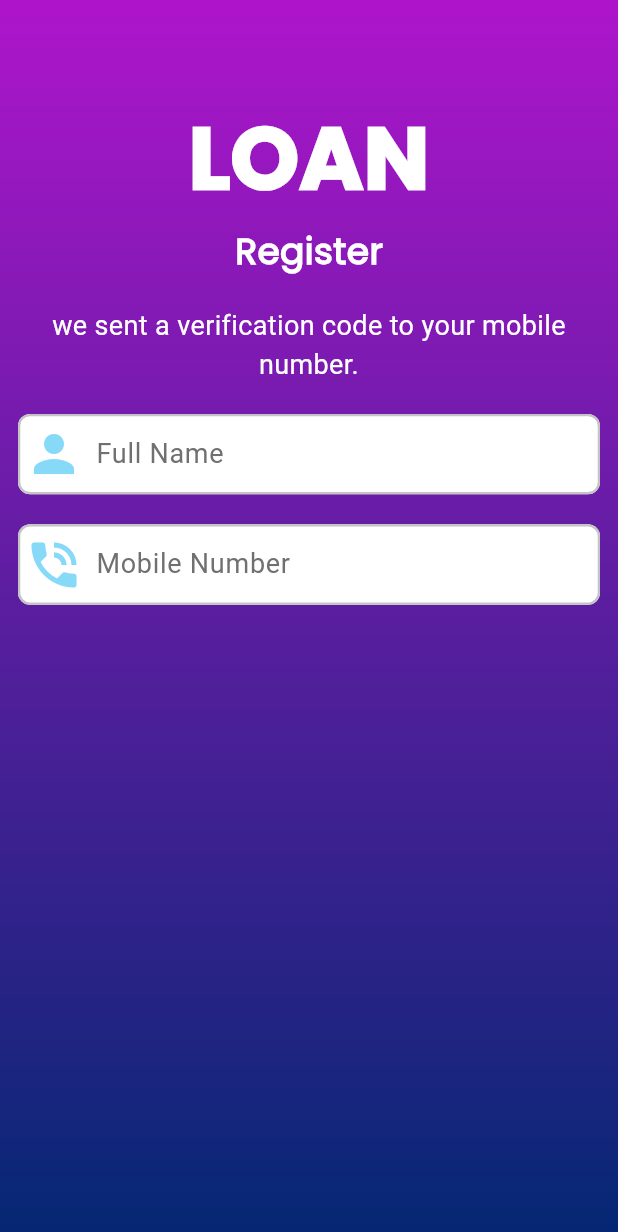
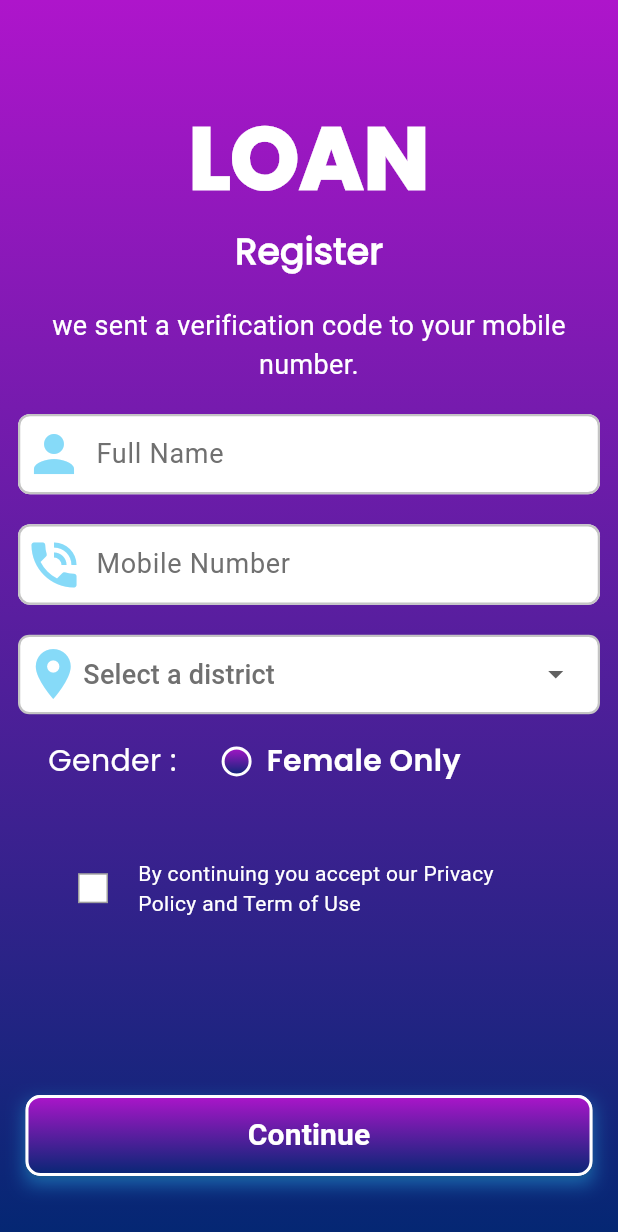
Before and after one commit to shahidulislam-dev/NGO_App, a Flutter app: the RegistrationScreen screen opened directly, on a phone screen of 412 x 824 dp. Shown: the top 1232 px of the screen. Run offline on Flutter 3.47's test engine with Material 3 defaults, Android fonts, the phone set to English and light mode, and no system bars; drawn by our look-alikes of dropdown_button2; our stand-ins replace animated_custom_dropdown, cloud_firestore, firebase_auth, firebase_core, get, google_sign_in and 1 more; accounts and stored records are empty.

Commit message:
"Second Day Development"

```diff
--- a/ngo_app/lib/const/strings.dart
+++ b/ngo_app/lib/const/strings.dart
@@ -5,7 +5,7 @@ const appName = "NGO Loan",
     nameHint = "Full Name",
     mobileHint = "Mobile Number",
     districtHint = "District",
-    gender = "Gender",
+    gender = "Gender :",
     female = "Female Only",
-    policy = "By continuing you accept our Privacy Policy and Term of Use",
+    policy = "By continuing you accept our Privacy \nPolicy and Term of Use",
     continueBtn = "Continue";
--- a/ngo_app/lib/models/districts.dart
+++ b/ngo_app/lib/models/districts.dart
@@ -1,17 +1,28 @@
-class Districts {
-  List<District> districts;
+import 'dart:convert';
 
-  Districts({
+DistrictsModel districtsModelFromJson(String str) => DistrictsModel.fromJson(json.decode(str));
+
+class DistrictsModel {
+  DistrictsModel({
     required this.districts,
   });
 
+  List<Districts> districts;
+
+  factory DistrictsModel.fromJson(Map<String, dynamic> json) => DistrictsModel(
+    districts: List<Districts>.from(json["districts"].map((x) => Districts.fromJson(x))),
+  );
 }
 
-class District {
-  String name;
-
-  District({
+class Districts {
+  Districts({
     required this.name,
   });
 
+  String name;
+
+
+  factory Districts.fromJson(Map<String, dynamic> json) => Districts(
+    name: json["name"],
+  );
 }
--- a/ngo_app/lib/social_media_auth/google_auth.dart
+++ b/ngo_app/lib/social_media_auth/google_auth.dart
@@ -205,7 +205,7 @@ class _SignInDemoState extends State<SignInDemo> {
       );
     } else {
       // The user is NOT Authenticated
-      return Column(
+      return const Column(
         mainAxisAlignment: MainAxisAlignment.spaceAround,
         children: <Widget>[
           Text('You are not currently signed in.'),
--- a/ngo_app/lib/views/auth_screen/registration_screen.dart
+++ b/ngo_app/lib/views/auth_screen/registration_screen.dart
@@ -1,21 +1,33 @@
 import 'package:ngo_app/const/const.dart';
 import 'package:ngo_app/const/styles.dart';
 import 'package:ngo_app/widgets_common/bg_widget.dart';
+import 'package:ngo_app/widgets_common/custom_button.dart';
+import 'package:ngo_app/widgets_common/custom_checkbox.dart';
+import 'package:ngo_app/widgets_common/custom_dropdown.dart';
 import 'package:ngo_app/widgets_common/custom_textfield.dart';
 
-class RegistrationScreen extends StatelessWidget {
+class RegistrationScreen extends StatefulWidget {
   const RegistrationScreen({super.key});
 
   @override
+  State<RegistrationScreen> createState() => _RegistrationScreenState();
+}
+
+class _RegistrationScreenState extends State<RegistrationScreen> {
+  TextEditingController nameController = TextEditingController();
+  bool? isSelected = true;
+  @override
   Widget build(BuildContext context) {
-    TextEditingController nameController = TextEditingController();
+
     return Scaffold(
+      resizeToAvoidBottomInset: false,
       body: bgWidget(
         child: Padding(
           padding: const EdgeInsets.only(top: 100.0, left: 12, right: 12),
-          child: Column(
+          child: Stack(
             children: [
-
+              Column(
+                children: [
                   Center(child: loan.text.size(58).fontFamily(bold).fontWeight(FontWeight.w900).lineHeight(10.5/58).color(white).make()),
                   40.heightBox,
                   register.text.size(24).fontFamily(regular).fontWeight(FontWeight.w600).color(white).make(),
@@ -25,8 +37,32 @@ class RegistrationScreen extends StatelessWidget {
                   CustomTextfield(controller: nameController, hintText: nameHint, prefixIcon: const Icon(Icons.person, color: iconColor,size: 40),),
                   20.heightBox,
                   CustomTextfield(controller: nameController, hintText: mobileHint, prefixIcon: const Icon(Icons.phone_in_talk, color: iconColor,size: 40),),
-
+                  20.heightBox,
+                  const CustomDropdowns(),
+                  17.heightBox,
+                  Padding(
+                    padding: const EdgeInsets.only(left: 20),
+                    child: Row(
+                      crossAxisAlignment: CrossAxisAlignment.center,
+                      children: [
+                        Align(alignment: Alignment.centerLeft,child: gender.text.white.fontFamily(regular).size(20).make()),
+                        30.widthBox,
+                        Container(height: 20, width: 20, decoration: BoxDecoration(
+                            borderRadius: BorderRadius.circular(50),
+                            gradient: gradientBackground,
+                            border: Border.all(color: white, width: 2)
+                        ),),
+                        10.widthBox,
+                        female.text.white.fontFamily(semibold).size(20).make()
                       ],
+                    ),
+                  ),
+                  50.heightBox,
+                  const CustomCheckbox(),
+                ],
+              ),
+              customButton(onPressed: (){}, text: "Continue")
+            ]
           ),
         )
       ),
--- /dev/null
+++ b/ngo_app/lib/widgets_common/custom_button.dart
@@ -0,0 +1,45 @@
+import 'package:ngo_app/const/const.dart';
+
+Widget customButton({onPressed, text}){
+  return Positioned(
+    bottom: 40,
+    left: 5,
+    right: 5,
+    child: Container(
+      decoration: BoxDecoration(boxShadow: [
+        BoxShadow(
+          color: const Color(0xFF2083C3).withOpacity(0.8),
+          offset: const Offset(0, 5),
+          blurRadius: 10,
+        ),
+      ],),
+      child: ElevatedButton(
+
+        onPressed: onPressed,
+        style: ElevatedButton.styleFrom(
+          padding: const EdgeInsets.all(0),
+          shape: RoundedRectangleBorder(
+            borderRadius: BorderRadius.circular(10),
+          ),
+          shadowColor: const Color(0xFF2083C3).withOpacity(0.8),
+        ),
+        child: Ink(
+          decoration: BoxDecoration(
+            gradient: gradientBackground,
+            borderRadius: BorderRadius.circular(10),
+            border: Border.all(
+              color: Colors.white,
+              width: 2,
+            ),
+
+          ),
+          child: Container(
+            height: 50,
+            alignment: Alignment.center,
+            child: "$text".text.white.size(20).bold.make(),
+        ),
+      ),
+        ),
+    ),
+  );
+}
--- /dev/null
+++ b/ngo_app/lib/widgets_common/custom_checkbox.dart
@@ -0,0 +1,54 @@
+import 'package:ngo_app/const/const.dart';
+
+class CustomCheckbox extends StatefulWidget {
+  const CustomCheckbox({super.key});
+
+  @override
+  State<CustomCheckbox> createState() => _CustomCheckboxState();
+}
+
+class _CustomCheckboxState extends State<CustomCheckbox> {
+  bool isSelected = false; // Manage state internally
+
+  @override
+  Widget build(BuildContext context) {
+    return Padding(
+      padding: const EdgeInsets.only(left: 40, right: 40),
+      child: Row(
+
+        children: [
+          Container(
+            width: 20,
+            height: 20,
+            decoration: BoxDecoration(
+              color: isSelected ? null : Colors.white,
+              gradient: isSelected
+                  ? const LinearGradient(
+                colors: [Colors.purple, Colors.blue],
+                begin: Alignment.topLeft,
+                end: Alignment.bottomRight,
+              )
+                  : null,
+              border: Border.all(color: Colors.grey, width: 1),
+            ),
+            child: Center(
+              child: Checkbox(
+                side: const BorderSide(color: Colors.transparent),
+                activeColor: Colors.transparent,
+                checkColor: Colors.white,
+                value: isSelected,
+                onChanged: (value) {
+                  setState(() {
+                    isSelected = value!;
+                  });
+                },
+              ),
+            ),
+          ),
+          20.widthBox,
+          policy.text.white.align(TextAlign.left).make()
+        ],
+      ),
+    );
+  }
+}
--- /dev/null
+++ b/ngo_app/lib/widgets_common/custom_dropdown.dart
@@ -0,0 +1,146 @@
+import 'package:dropdown_button2/dropdown_button2.dart';
+import 'package:flutter/material.dart';
+import 'package:flutter/services.dart';
+import 'package:get/get.dart';
+import 'package:ngo_app/const/colors.dart';
+import '../models/districts.dart';
+import 'package:velocity_x/velocity_x.dart'; // For text styling
+
+class CustomDropdowns extends StatefulWidget {
+  const CustomDropdowns({super.key});
+
+  @override
+  State<CustomDropdowns> createState() => _CustomDropdownState();
+}
+
+class _CustomDropdownState extends State<CustomDropdowns> {
+  final districtsList = <String>[].obs;
+  final dropValue = ''.obs;
+  final TextEditingController textEditingController = TextEditingController();
+
+  // Load districts from JSON file
+  Future<void> getDistricts() async {
+      var data = await rootBundle.loadString("lib/models/districts.json");
+      var jsonData = districtsModelFromJson(data); // Ensure this is correct
+      var districtNames = jsonData.districts.map((e) => e.name).toList();
+      districtsList.assignAll(districtNames);
+
+  }
+
+  @override
+  void initState() {
+    super.initState();
+    getDistricts(); // Load districts in initState
+  }
+
+  @override
+  void dispose() {
+    textEditingController.dispose();
+    super.dispose();
+  }
+
+  @override
+  Widget build(BuildContext context) {
+    return Obx(() {
+      return Container(
+        padding: const EdgeInsets.only(left: 2.0),
+        decoration: const BoxDecoration(
+          color: Colors.transparent,
+        ),
+        child: Row(
+          children: [
+            const Icon(Icons.location_on, color: iconColor, size: 40), // Icon on the left
+            Expanded(
+              child: DropdownButtonHideUnderline(
+                child: DropdownButton2<String>(
+                  isExpanded: true,
+                  hint: const Text(
+                    'Select a district',
+                    style: TextStyle(
+                      fontSize: 18,
+                      color: darkGrey,
+                    ),
+                  ),
+
+                  items: districtsList
+                      .map((item) => DropdownMenuItem(
+                    value: item,
+                    child: Text(
+                      item,
+                      style: const TextStyle(
+                        fontSize: 18,
+                        color: darkGrey
+                      ),
+                    ),
+                  ))
+                      .toList(),
+                  value: dropValue.value.isNotEmpty ? dropValue.value : null,
+                  onChanged: (value) {
+                    setState(() {
+                      dropValue.value = value!;
+                    });
+                  },
+                  buttonStyleData: const ButtonStyleData(
+                    padding: EdgeInsets.only(right: 16),
+                    height: 50, // Adjusted height
+                    width: 200,
+                  ),
+                  dropdownStyleData:const DropdownStyleData(
+                    maxHeight: 250,
+                    decoration: BoxDecoration(
+                      color: white,
+                      borderRadius: BorderRadius.only(
+                        bottomLeft: Radius.circular(15.0),
+                        bottomRight: Radius.circular(15.0),
+                      ),
+                    )
+                  ),
+                  menuItemStyleData: const MenuItemStyleData(
+                    height: 40,
+                  ),
+                  dropdownSearchData: DropdownSearchData(
+                    searchController: textEditingController,
+                    searchInnerWidgetHeight: 50,
+                    searchInnerWidget: Container(
+                      height: 50,
+                      padding: const EdgeInsets.only(
+                        top: 8,
+                        bottom: 4,
+                        right: 8,
+                        left: 8,
+                      ),
+                      child: TextFormField(
+                        controller: textEditingController,
+                        decoration: InputDecoration(
+                          isDense: true,
+                          contentPadding: const EdgeInsets.symmetric(
+                            horizontal: 10,
+                            vertical: 8,
+                          ),
+                          hintText: 'Search for a district...',
+                          hintStyle: const TextStyle(fontSize: 16),
+                          border: OutlineInputBorder(
+                            borderRadius: BorderRadius.circular(8),
+                          ),
+                        ),
+                      ),
+                    ),
+                    searchMatchFn: (item, searchValue) {
+                      return item.value.toString().toLowerCase().contains(searchValue.toLowerCase());
+                    },
+                  ),
+                  // Clear the search value when you close the menu
+                  onMenuStateChange: (isOpen) {
+                    if (!isOpen) {
+                      textEditingController.clear();
+                    }
+                  },
+                ),
+              ),
+            ),
+          ],
+        ),
+      ).box.color(Colors.white).border(color: borderColor, width: 1.5).roundedSM.make(); // Styled container
+    });
+  }
+}
--- /dev/null
+++ b/ngo_app/lib/widgets_common/district_dropdown.dart
@@ -0,0 +1,50 @@
+import 'package:flutter/material.dart';
+import 'package:flutter/services.dart';
+import 'package:get/get.dart';
+import 'package:ngo_app/const/colors.dart';
+import 'package:ngo_app/models/districts.dart';
+import 'package:animated_custom_dropdown/custom_dropdown.dart'; // Import the custom dropdown package
+import 'package:velocity_x/velocity_x.dart'; // For text styling
+
+Widget districtDropdown() {
+  var districtsList = <String>[].obs;
+  var dropValue = ''.obs;
+  final TextEditingController textEditingController = TextEditingController();
+
+  // Load districts from JSON file
+  Future<void> getDistricts() async {
+    var data = await rootBundle.loadString("lib/models/districts.json");
+    var jsonData = districtsModelFromJson(data);
+    var districtNames = jsonData.districts.map((e) => e.name).toList();
+
+    // Update the observable list with district names
+    districtsList.assignAll(districtNames);
+  }
+
+  // Call getDistricts to populate the list
+  getDistricts();
+
+  return Obx(() {
+    return Container(
+      padding: const EdgeInsets.only(left: 2.0),
+      decoration: const BoxDecoration(
+        color: Colors.transparent,
+      ),
+      child: Row(
+        children: [
+          const Icon(Icons.location_on, color: iconColor, size: 40,), // Icon on the left
+          Expanded(
+            child: CustomDropdown(
+              hintText: 'Select a district',
+
+              items: districtsList.toList(),
+              onChanged: (value) {
+                dropValue.value = value!;
+              },
+            ),
+          ),
+        ],
+      ),
+    ).box.color(Colors.white).roundedSM.height(55).make();
+  });
+}
--- a/ngo_app/lib/widgets_common/floatingButton.dart
+++ b/ngo_app/lib/widgets_common/floatingButton.dart
@@ -1,8 +1,7 @@
-import 'package:flutter/material.dart';
-import 'package:ngo_app/const/colors.dart';
 
+import 'package:ngo_app/const/const.dart';
 
-  Widget floatingButton() {
+Widget floatingButton() {
     return Stack(
       children: [
         Container(
--- a/ngo_app/pubspec.yaml
+++ b/ngo_app/pubspec.yaml
@@ -40,6 +40,8 @@ dependencies:
   google_sign_in: ^6.2.1
   firebase_auth: ^5.3.1
   velocity_x: ^4.2.1
+  animated_custom_dropdown: ^3.1.1
+  dropdown_button2: ^2.3.9
   get: ^4.6.6
 
 dev_dependencies:
@@ -69,6 +71,7 @@ flutter:
     - assets/
     - assets/images/
     - assets/icons/
+    - lib/models/districts.json
 
   # An image asset can refer to one or more resolution-specific "variants", see
   # https://flutter.dev/to/resolution-aware-images
```
Also changed, not shown: ngo_app/pubspec.lock. Lines whose indentation alone changed are shown as unchanged.
